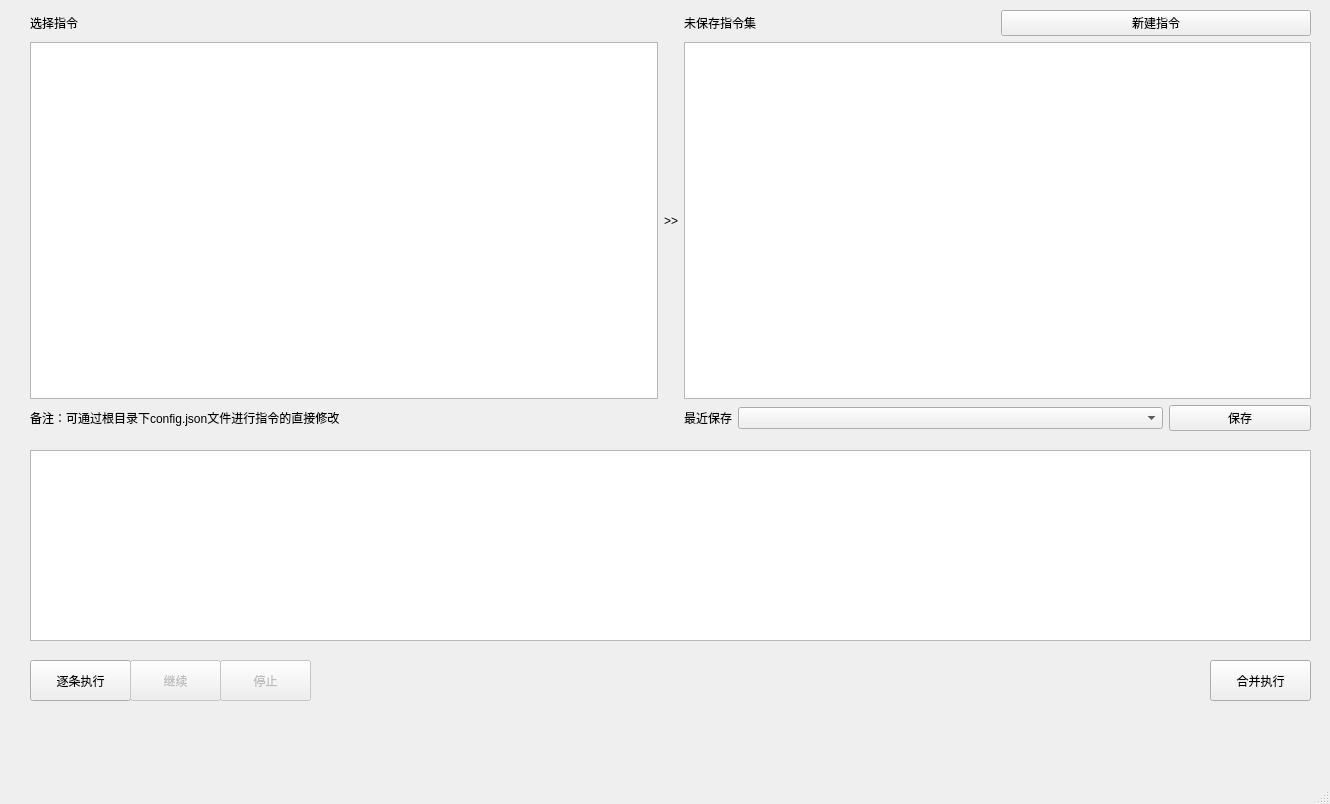
Old version of the form ui/layout/index.ui in the repository xiaohaijoe/AutoPackage.
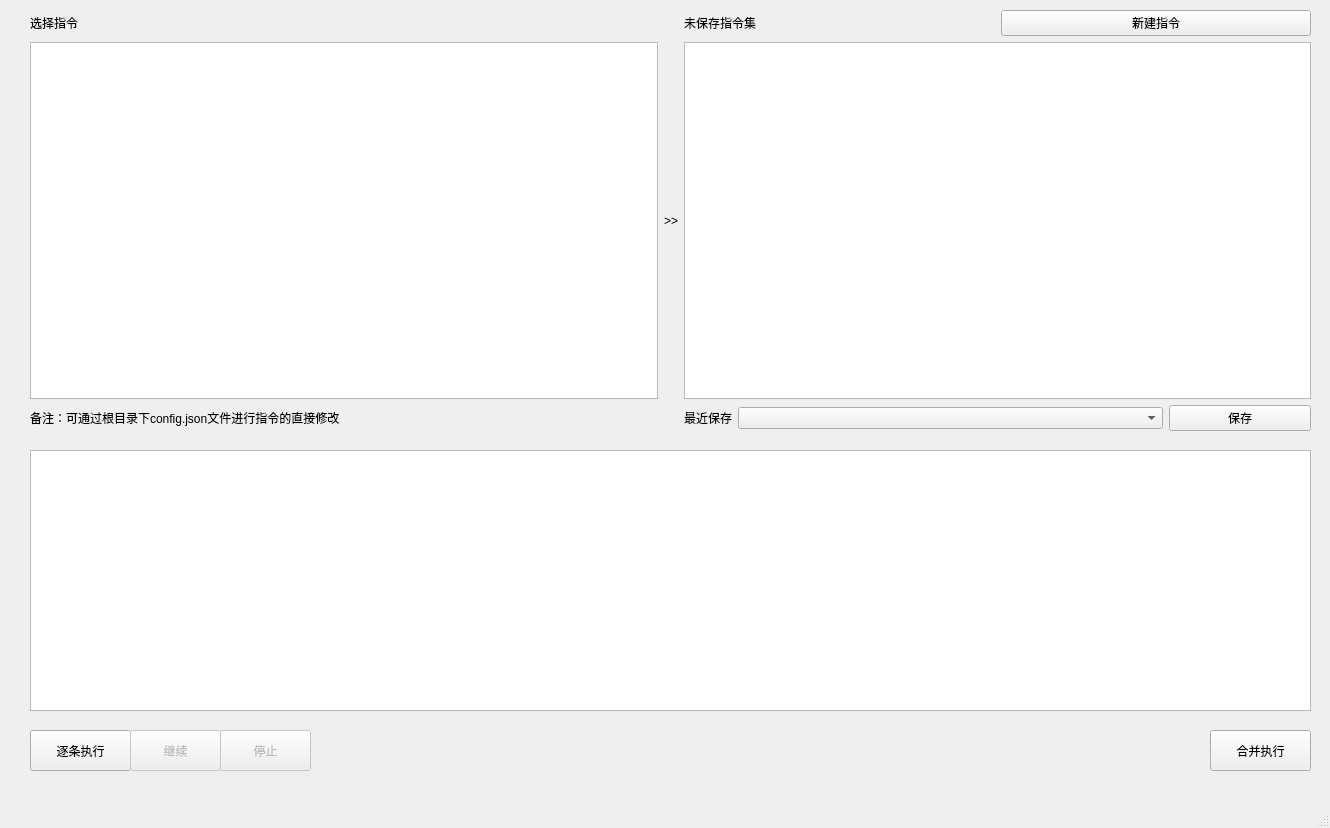
New version of the form.

Diff of the .ui file:
```diff
--- a/ui/layout/index.ui
+++ b/ui/layout/index.ui
@@ -7,7 +7,7 @@
     <x>0</x>
     <y>0</y>
     <width>1330</width>
-    <height>804</height>
+    <height>828</height>
    </rect>
   </property>
   <property name="sizePolicy">
@@ -30,7 +30,7 @@
     <property name="geometry">
      <rect>
       <x>1210</x>
-      <y>660</y>
+      <y>730</y>
       <width>101</width>
       <height>41</height>
      </rect>
@@ -147,7 +147,7 @@
       <x>30</x>
       <y>450</y>
       <width>1281</width>
-      <height>191</height>
+      <height>261</height>
      </rect>
     </property>
    </widget>
@@ -155,7 +155,7 @@
     <property name="geometry">
      <rect>
       <x>30</x>
-      <y>660</y>
+      <y>730</y>
       <width>101</width>
       <height>41</height>
      </rect>
@@ -171,7 +171,7 @@
     <property name="geometry">
      <rect>
       <x>220</x>
-      <y>660</y>
+      <y>730</y>
       <width>91</width>
       <height>41</height>
      </rect>
@@ -187,7 +187,7 @@
     <property name="geometry">
      <rect>
       <x>130</x>
-      <y>660</y>
+      <y>730</y>
       <width>91</width>
       <height>41</height>
      </rect>
```
Left out of the diff: 6 changed lines with no effect on the pictures.
